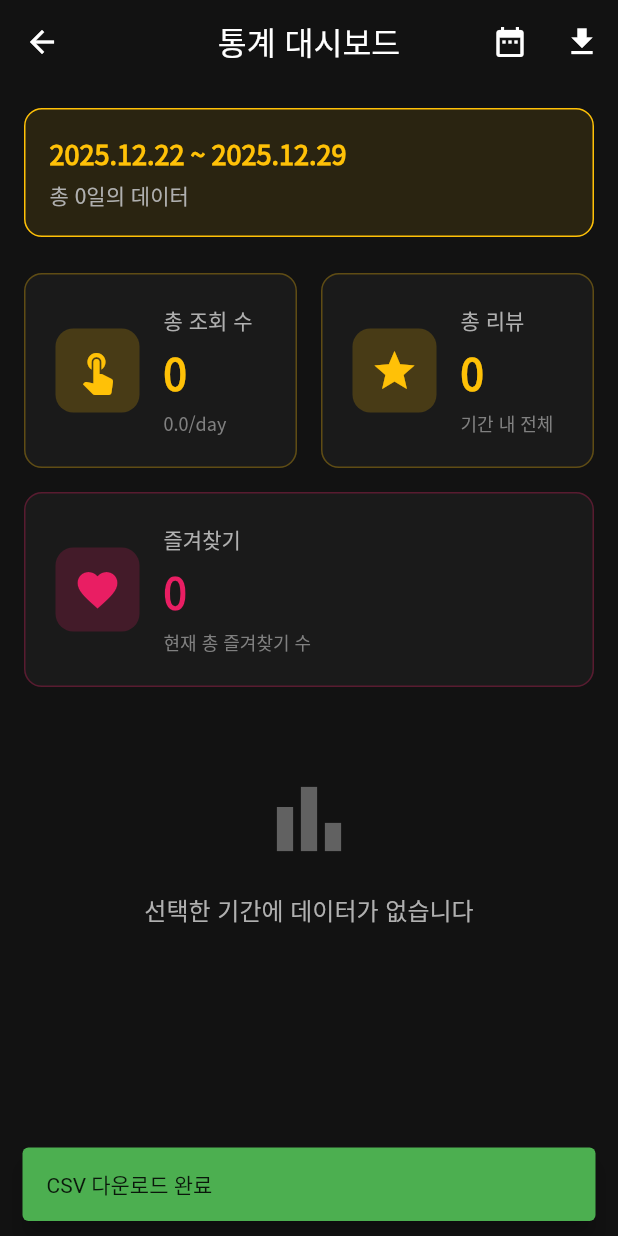
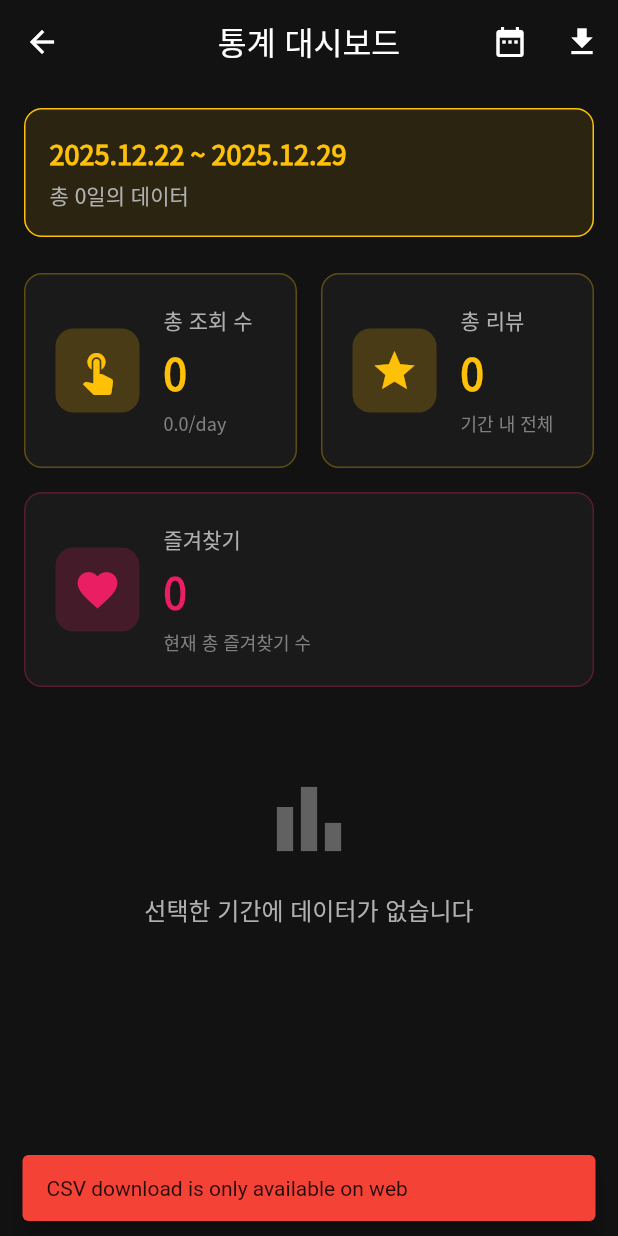
Before and after one commit to hyunwoooim-star/truck_tracker, a Flutter app: the AnalyticsScreen screen opened directly, after a tap on the "download" icon, on a phone screen of 412 x 824 dp. Run offline on Flutter 3.47's test engine with Material 3 defaults, Android fonts, the phone set to English and light mode, and no system bars; our stand-ins replace cached_network_image, cloud_firestore, csv, firebase_auth, firebase_core, firebase_crashlytics and 16 more; missing offline and left inert: dart:html, firebase_performance, mobile_scanner; accounts and stored records are empty; generated files the repository leaves out were written again.

Commit message:
fix: Replace dart:html with cross-platform web download utility
## Changes
- Created web_download.dart with conditional imports
- web_download_stub.dart: No-op for non-web platforms
- web_download_web.dart: Web-specific implementation
- Updated analytics_screen.dart to use new utility

## Fixes
- dart:html import causing test failures on non-web platforms
- Tests can now run on Windows VM (when build directory unlocked)

🤖 Generated with [Claude Code](https://claude.com/claude-code)

Co-Authored-By: Claude Opus 4.5 <noreply@anthropic.com>

```diff
--- /dev/null
+++ b/lib/core/utils/web_download.dart
@@ -0,0 +1,2 @@
+export 'web_download_stub.dart'
+    if (dart.library.html) 'web_download_web.dart';
--- /dev/null
+++ b/lib/core/utils/web_download_stub.dart
@@ -0,0 +1,6 @@
+/// Stub implementation for non-web platforms
+void downloadCsvWeb(String csvContent, String filename) {
+  // No-op on non-web platforms
+  // On mobile/desktop, you would use a different approach (file_saver, path_provider, etc.)
+  throw UnsupportedError('CSV download is only supported on web platform');
+}
--- /dev/null
+++ b/lib/core/utils/web_download_web.dart
@@ -0,0 +1,13 @@
+import 'dart:convert';
+import 'dart:html' as html;
+
+/// Web implementation for CSV download
+void downloadCsvWeb(String csvContent, String filename) {
+  final bytes = utf8.encode(csvContent);
+  final blob = html.Blob([bytes]);
+  final url = html.Url.createObjectUrlFromBlob(blob);
+  final anchor = html.AnchorElement(href: url)
+    ..setAttribute('download', filename)
+    ..click();
+  html.Url.revokeObjectUrl(url);
+}
--- a/lib/features/owner_dashboard/presentation/analytics_screen.dart
+++ b/lib/features/owner_dashboard/presentation/analytics_screen.dart
@@ -1,7 +1,5 @@
-import 'dart:convert';
-import 'dart:html' as html;
-
 import 'package:csv/csv.dart';
+import 'package:flutter/foundation.dart' show kIsWeb;
 import 'package:fl_chart/fl_chart.dart';
 import 'package:flutter/material.dart';
 import 'package:flutter_riverpod/flutter_riverpod.dart';
@@ -9,6 +7,7 @@ import 'package:intl/intl.dart';
 
 import '../../../core/themes/app_theme.dart';
 import '../../../core/utils/snackbar_helper.dart';
+import '../../../core/utils/web_download.dart';
 import '../../../generated/l10n/app_localizations.dart';
 import '../../analytics/data/analytics_repository.dart';
 import '../../auth/presentation/auth_provider.dart';
@@ -500,18 +499,15 @@ class AnalyticsScreen extends ConsumerWidget {
 
       String csv = const ListToCsvConverter().convert(csvData);
 
-      // Download for Web
-      final bytes = utf8.encode(csv);
-      final blob = html.Blob([bytes]);
-      final url = html.Url.createObjectUrlFromBlob(blob);
-      final anchor = html.AnchorElement(href: url)
-        ..setAttribute(
-          'download',
-          'revenue_${DateFormat('yyyy-MM-dd').format(analytics.dateRange.start)}_'
-          '${DateFormat('yyyy-MM-dd').format(analytics.dateRange.end)}.csv',
-        )
-        ..click();
-      html.Url.revokeObjectUrl(url);
+      // Download for Web only
+      if (!kIsWeb) {
+        SnackBarHelper.showError(context, 'CSV download is only available on web');
+        return;
+      }
+
+      final filename = 'revenue_${DateFormat('yyyy-MM-dd').format(analytics.dateRange.start)}_'
+          '${DateFormat('yyyy-MM-dd').format(analytics.dateRange.end)}.csv';
+      downloadCsvWeb(csv, filename);
 
       SnackBarHelper.showSuccess(context, l10n.csvDownloadSuccess);
     } catch (e) {
```
